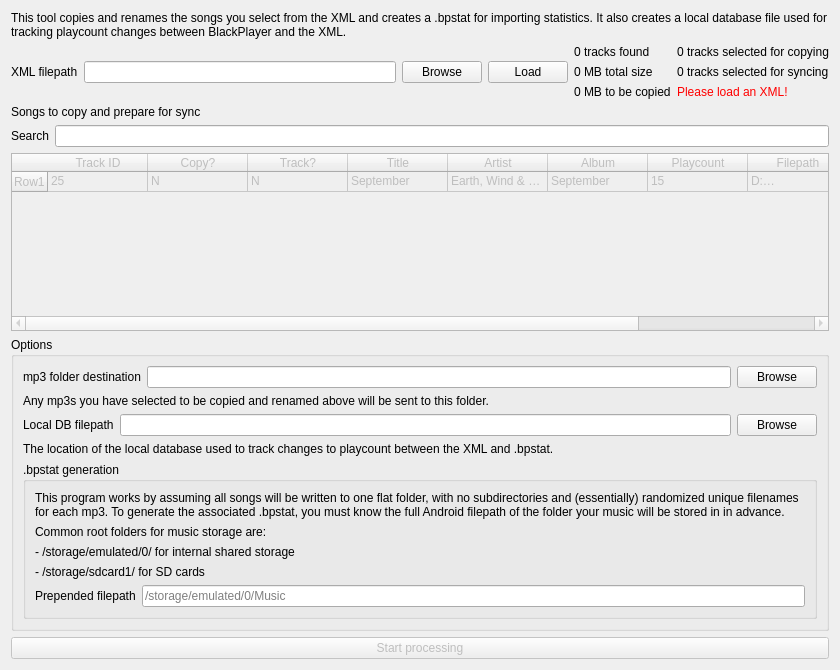
Above: first_time.ui from lgactna/bpsync before the change. Below: the same form after it.
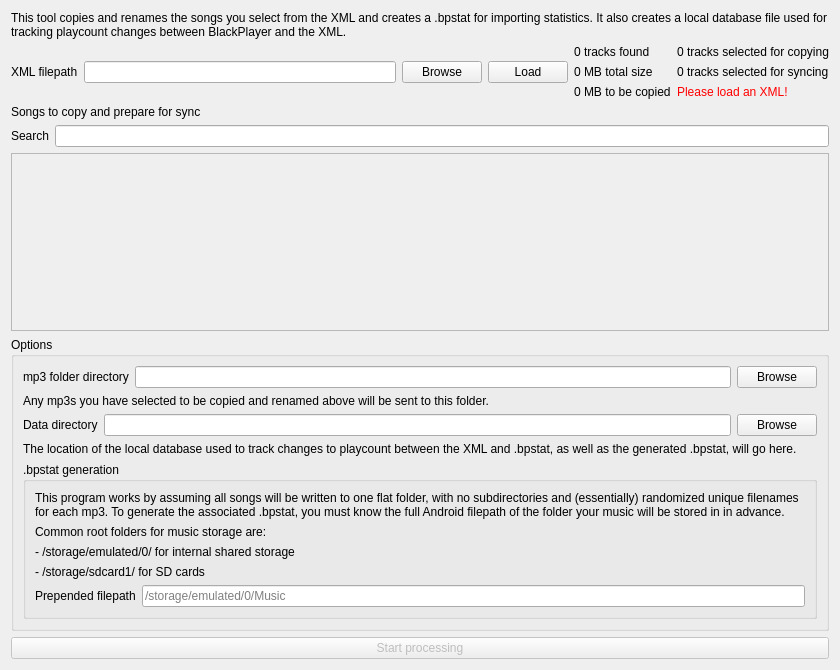
That is the form after the change.

Commit message: qtablewidget -> qtableview on first-time window

Patch:
```diff
--- a/first_time.ui
+++ b/first_time.ui
@@ -127,129 +127,28 @@
     </layout>
    </item>
    <item>
-    <widget class="QTableWidget" name="songs_table">
+    <widget class="QTableView" name="songs_table">
      <property name="enabled">
       <bool>false</bool>
      </property>
-     <attribute name="horizontalHeaderDefaultSectionSize">
-      <number>100</number>
-     </attribute>
      <attribute name="horizontalHeaderMinimumSectionSize">
-      <number>40</number>
-     </attribute>
-     <attribute name="horizontalHeaderShowSortIndicator" stdset="0">
-      <bool>true</bool>
+      <number>100</number>
      </attribute>
      <attribute name="horizontalHeaderStretchLastSection">
       <bool>true</bool>
      </attribute>
-     <attribute name="verticalHeaderDefaultSectionSize">
-      <number>20</number>
+     <attribute name="verticalHeaderVisible">
+      <bool>true</bool>
+     </attribute>
+     <attribute name="verticalHeaderCascadingSectionResizes">
+      <bool>true</bool>
      </attribute>
      <attribute name="verticalHeaderMinimumSectionSize">
       <number>20</number>
      </attribute>
-     <attribute name="verticalHeaderShowSortIndicator" stdset="0">
-      <bool>false</bool>
-     </attribute>
      <attribute name="verticalHeaderStretchLastSection">
-      <bool>false</bool>
+      <bool>true</bool>
      </attribute>
-     <row>
-      <property name="text">
-       <string>Row1</string>
-      </property>
-     </row>
-     <column>
-      <property name="text">
-       <string>Track ID</string>
-      </property>
-     </column>
-     <column>
-      <property name="text">
-       <string>Copy?</string>
-      </property>
-     </column>
-     <column>
-      <property name="text">
-       <string>Track?</string>
-      </property>
-     </column>
-     <column>
-      <property name="text">
-       <string>Title</string>
-      </property>
-     </column>
-     <column>
-      <property name="text">
-       <string>Artist</string>
-      </property>
-     </column>
-     <column>
-      <property name="text">
-       <string>Album</string>
-      </property>
-     </column>
-     <column>
-      <property name="text">
-       <string>Playcount</string>
-      </property>
-     </column>
-     <column>
-      <property name="text">
-       <string>Filepath</string>
-      </property>
-     </column>
-     <column>
-      <property name="text">
-       <string>Trimmed?</string>
-      </property>
-     </column>
-     <item row="0" column="0">
-      <property name="text">
-       <string>25</string>
-      </property>
-     </item>
-     <item row="0" column="1">
-      <property name="text">
-       <string>N</string>
-      </property>
-     </item>
-     <item row="0" column="2">
-      <property name="text">
-       <string>N</string>
-      </property>
-     </item>
-     <item row="0" column="3">
-      <property name="text">
-       <string>September</string>
-      </property>
-     </item>
-     <item row="0" column="4">
-      <property name="text">
-       <string>Earth, Wind &amp; Fire</string>
-      </property>
-     </item>
-     <item row="0" column="5">
-      <property name="text">
-       <string>September</string>
-      </property>
-     </item>
-     <item row="0" column="6">
-      <property name="text">
-       <string>15</string>
-      </property>
-     </item>
-     <item row="0" column="7">
-      <property name="text">
-       <string>D:\Music\september.mp3</string>
-      </property>
-     </item>
-     <item row="0" column="8">
-      <property name="text">
-       <string>Yes (0:00.012 - 3:36.150)</string>
-      </property>
-     </item>
     </widget>
    </item>
    <item>
@@ -263,7 +162,7 @@
         <item>
          <widget class="QLabel" name="label_9">
           <property name="text">
-           <string>mp3 folder destination</string>
+           <string>mp3 folder directory</string>
           </property>
          </widget>
         </item>
@@ -291,7 +190,7 @@
         <item>
          <widget class="QLabel" name="label_10">
           <property name="text">
-           <string>Local DB filepath</string>
+           <string>Data directory</string>
           </property>
          </widget>
         </item>
@@ -310,7 +209,7 @@
       <item>
        <widget class="QLabel" name="label_17">
         <property name="text">
-         <string>The location of the local database used to track changes to playcount between the XML and .bpstat.</string>
+         <string>The location of the local database used to track changes to playcount between the XML and .bpstat, as well as the generated .bpstat, will go here.</string>
         </property>
        </widget>
       </item>
```
Left out of the diff: 4 changed lines with no effect on the pictures. The commit also changes 1 other file.
